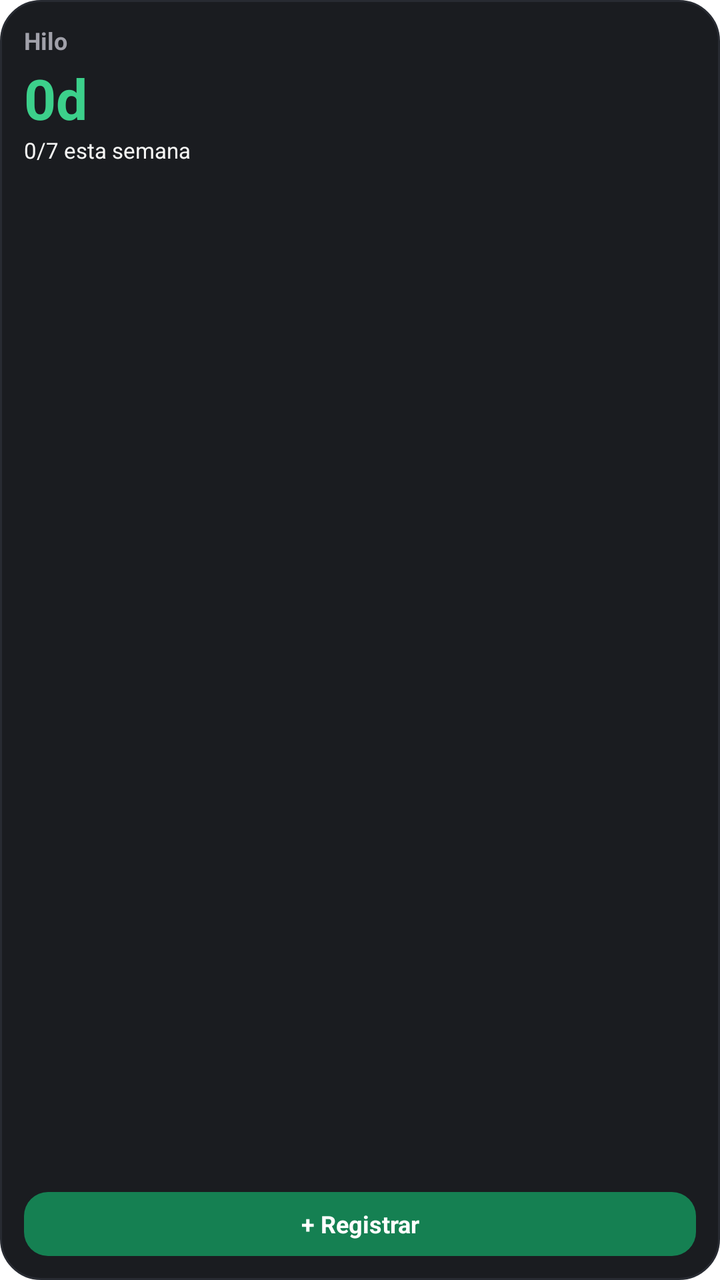
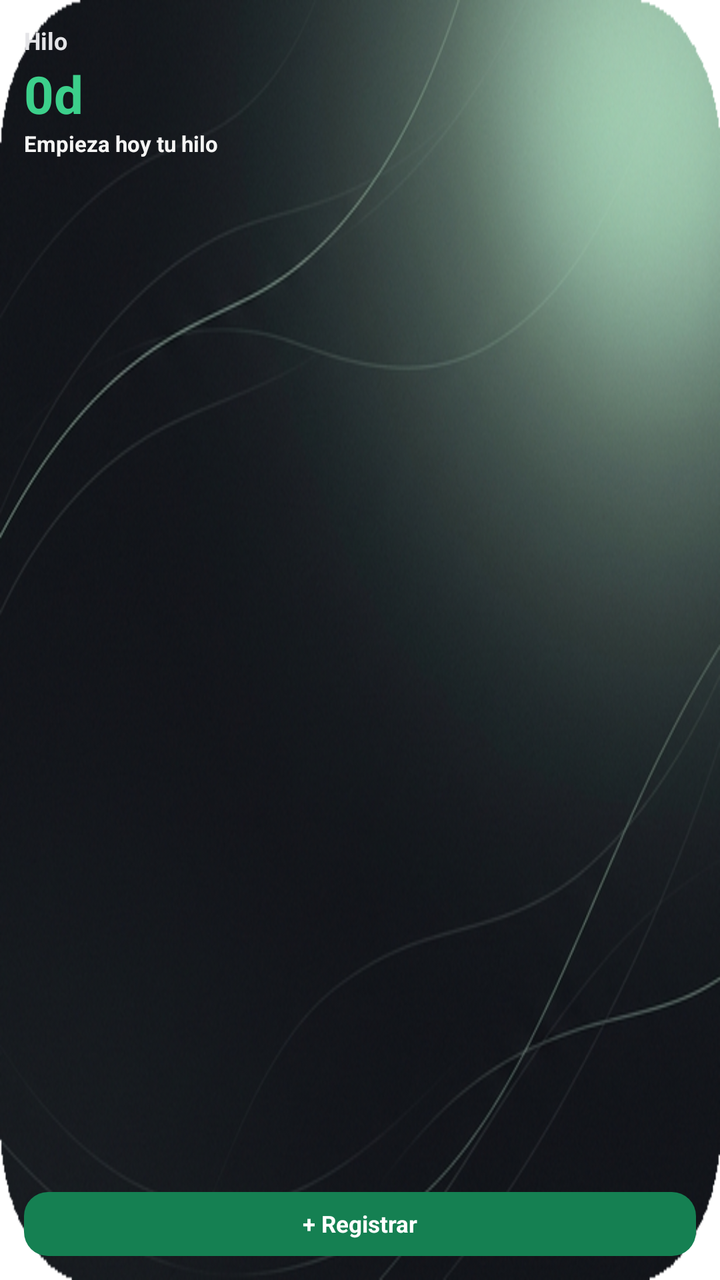

Screens rendered from an Android XML layout before and after an edit, with the pre-edit source and the edit as a unified diff.
<!-- AndroidManifest.xml: fallback theme Theme.MaterialComponents.DayNight.NoActionBar -->
<!-- res/layout/hilo_widget_compact.xml -->
<?xml version="1.0" encoding="utf-8"?>
<LinearLayout xmlns:android="http://schemas.android.com/apk/res/android"
    android:layout_width="match_parent"
    android:layout_height="match_parent"
    android:background="@drawable/hilo_widget_bg_dark"
    android:orientation="vertical"
    android:padding="12dp">

    <LinearLayout
        android:id="@+id/compact_header"
        android:layout_width="match_parent"
        android:layout_height="wrap_content"
        android:orientation="vertical">

        <TextView
            android:id="@+id/compact_title"
            android:layout_width="match_parent"
            android:layout_height="wrap_content"
            android:ellipsize="end"
            android:maxLines="1"
            android:text="Hilo"
            android:textColor="#A1A1AA"
            android:textSize="12sp"
            android:textStyle="bold" />

        <TextView
            android:id="@+id/compact_streak_big"
            android:layout_width="match_parent"
            android:layout_height="wrap_content"
            android:layout_marginTop="2dp"
            android:text="0d"
            android:textColor="#3CD08B"
            android:textSize="28sp"
            android:textStyle="bold" />

        <TextView
            android:id="@+id/compact_weekly"
            android:layout_width="match_parent"
            android:layout_height="wrap_content"
            android:ellipsize="end"
            android:maxLines="1"
            android:text="0/7 esta semana"
            android:textColor="#F5F5F4"
            android:textSize="11sp" />
    </LinearLayout>

    <ImageView
        android:id="@+id/compact_week_bar"
        android:layout_width="match_parent"
        android:layout_height="0dp"
        android:layout_marginTop="8dp"
        android:layout_marginBottom="8dp"
        android:layout_weight="1"
        android:contentDescription="Progreso de esta semana"
        android:scaleType="fitCenter" />

    <TextView
        android:id="@+id/compact_action_btn"
        android:layout_width="match_parent"
        android:layout_height="32dp"
        android:background="@drawable/hilo_widget_pill_btn_bg"
        android:gravity="center"
        android:text="+ Registrar"
        android:textColor="#FFFFFF"
        android:textSize="12sp"
        android:textStyle="bold" />
</LinearLayout>
<!-- resources referenced by this layout -->
<resources>
  <!-- drawable hilo_widget_bg_dark (drawable) -->
  <?xml version="1.0" encoding="utf-8"?>
  <shape xmlns:android="http://schemas.android.com/apk/res/android"
      android:shape="rectangle">
      <solid android:color="#1A1C20" />
      <corners android:radius="20dp" />
      <stroke android:width="1dp" android:color="#282B32" />
  </shape>
  <!-- drawable hilo_widget_pill_btn_bg (drawable) -->
  <?xml version="1.0" encoding="utf-8"?>
  <shape xmlns:android="http://schemas.android.com/apk/res/android"
      android:shape="rectangle">
      <solid android:color="#158052" />
      <corners android:radius="12dp" />
  </shape>
</resources>

<!-- the commit's change to res/layout/hilo_widget_compact.xml (unified diff, before → after) -->
@@ -1,67 +1,80 @@
 <?xml version="1.0" encoding="utf-8"?>
-<LinearLayout xmlns:android="http://schemas.android.com/apk/res/android"
+<FrameLayout xmlns:android="http://schemas.android.com/apk/res/android"
     android:layout_width="match_parent"
-    android:layout_height="match_parent"
-    android:background="@drawable/hilo_widget_bg_dark"
-    android:orientation="vertical"
-    android:padding="12dp">
+    android:layout_height="match_parent">
+
+    <ImageView
+        android:id="@+id/compact_bg_image"
+        android:layout_width="match_parent"
+        android:layout_height="match_parent"
+        android:contentDescription="Fondo de estado de racha"
+        android:scaleType="fitXY"
+        android:src="@drawable/widget_bg_active" />
 
     <LinearLayout
-        android:id="@+id/compact_header"
         android:layout_width="match_parent"
-        android:layout_height="wrap_content"
-        android:orientation="vertical">
+        android:layout_height="match_parent"
+        android:orientation="vertical"
+        android:padding="12dp">
+
+        <LinearLayout
+            android:id="@+id/compact_header"
+            android:layout_width="match_parent"
+            android:layout_height="wrap_content"
+            android:orientation="vertical">
+
+            <TextView
+                android:id="@+id/compact_title"
+                android:layout_width="match_parent"
+                android:layout_height="wrap_content"
+                android:ellipsize="end"
+                android:maxLines="1"
+                android:text="Hilo"
+                android:textColor="#E4E4E7"
+                android:textSize="12sp"
+                android:textStyle="bold" />
+
+            <TextView
+                android:id="@+id/compact_streak_big"
+                android:layout_width="match_parent"
+                android:layout_height="wrap_content"
+                android:layout_marginTop="1dp"
+                android:text="0d"
+                android:textColor="#3CD08B"
+                android:textSize="26sp"
+                android:textStyle="bold" />
+
+            <TextView
+                android:id="@+id/compact_status_msg"
+                android:layout_width="match_parent"
+                android:layout_height="wrap_content"
+                android:ellipsize="end"
+                android:maxLines="1"
+                android:text="Empieza hoy tu hilo"
+                android:textColor="#F5F5F4"
+                android:textSize="11sp"
+                android:textStyle="bold" />
+        </LinearLayout>
+
+        <ImageView
+            android:id="@+id/compact_week_bar"
+            android:layout_width="match_parent"
+            android:layout_height="0dp"
+            android:layout_marginTop="6dp"
+            android:layout_marginBottom="6dp"
+            android:layout_weight="1"
+            android:contentDescription="Progreso de esta semana"
+            android:scaleType="fitCenter" />
 
         <TextView
-            android:id="@+id/compact_title"
+            android:id="@+id/compact_action_btn"
             android:layout_width="match_parent"
-            android:layout_height="wrap_content"
-            android:ellipsize="end"
-            android:maxLines="1"
-            android:text="Hilo"
-            android:textColor="#A1A1AA"
-            android:textSize="12sp"
+            android:layout_height="32dp"
+            android:background="@drawable/hilo_widget_pill_btn_bg"
+            android:gravity="center"
+            android:text="+ Registrar"
+            android:textColor="#FFFFFF"
+            android:textSize="11.5sp"
             android:textStyle="bold" />
-
-        <TextView
-            android:id="@+id/compact_streak_big"
-            android:layout_width="match_parent"
-            android:layout_height="wrap_content"
-            android:layout_marginTop="2dp"
-            android:text="0d"
-            android:textColor="#3CD08B"
-            android:textSize="28sp"
-            android:textStyle="bold" />
-
-        <TextView
-            android:id="@+id/compact_weekly"
-            android:layout_width="match_parent"
-            android:layout_height="wrap_content"
-            android:ellipsize="end"
-            android:maxLines="1"
-            android:text="0/7 esta semana"
-            android:textColor="#F5F5F4"
-            android:textSize="11sp" />
     </LinearLayout>
-
-    <ImageView
-        android:id="@+id/compact_week_bar"
-        android:layout_width="match_parent"
-        android:layout_height="0dp"
-        android:layout_marginTop="8dp"
-        android:layout_marginBottom="8dp"
-        android:layout_weight="1"
-        android:contentDescription="Progreso de esta semana"
-        android:scaleType="fitCenter" />
-
-    <TextView
-        android:id="@+id/compact_action_btn"
-        android:layout_width="match_parent"
-        android:layout_height="32dp"
-        android:background="@drawable/hilo_widget_pill_btn_bg"
-        android:gravity="center"
-        android:text="+ Registrar"
-        android:textColor="#FFFFFF"
-        android:textSize="12sp"
-        android:textStyle="bold" />
-</LinearLayout>
+</FrameLayout>
<!-- resource entries referenced after the edit -->
@@ -1,13 +1,5 @@
 <!-- resources referenced by this layout -->
 <resources>
-  <!-- drawable hilo_widget_bg_dark (drawable) -->
-  <?xml version="1.0" encoding="utf-8"?>
-  <shape xmlns:android="http://schemas.android.com/apk/res/android"
-      android:shape="rectangle">
-      <solid android:color="#1A1C20" />
-      <corners android:radius="20dp" />
-      <stroke android:width="1dp" android:color="#282B32" />
-  </shape>
   <!-- drawable hilo_widget_pill_btn_bg (drawable) -->
   <?xml version="1.0" encoding="utf-8"?>
   <shape xmlns:android="http://schemas.android.com/apk/res/android"
@@ -15,5 +7,6 @@
       <solid android:color="#158052" />
       <corners android:radius="12dp" />
   </shape>
+  <!-- drawable widget_bg_active: png bitmap (drawable-nodpi, 320996 bytes) -->
 </resources>
 
